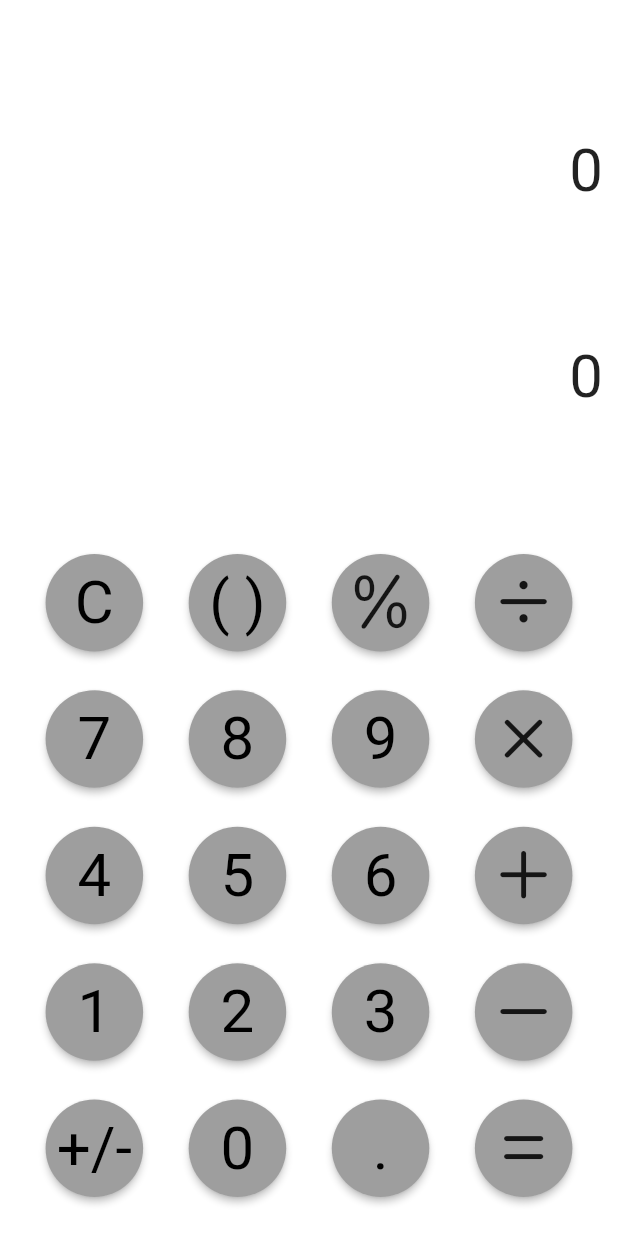
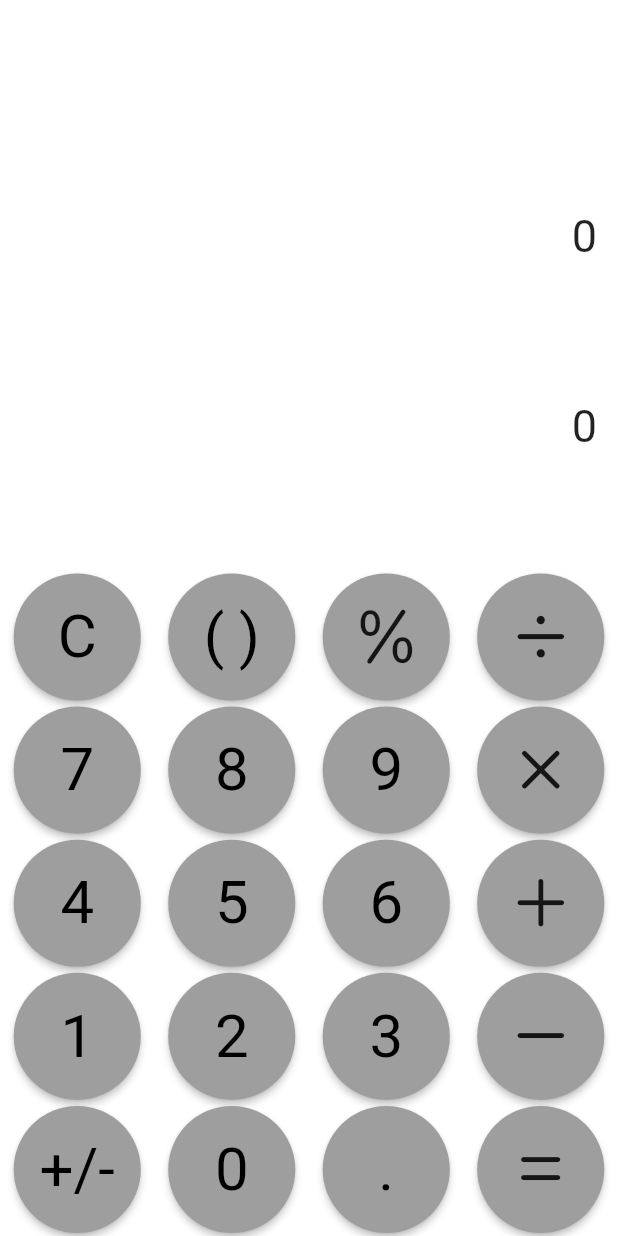
Before and after one commit to myring100/simple_calculator, a Flutter app: the screen it shows after launch, on a phone screen of 412 x 824 dp. Run offline on Flutter 3.47's test engine with Material 2 defaults, Android fonts, the phone set to English and light mode, and no system bars; our stand-ins replace toast.

Commit message:
드디어 계산기 기능을 만들었다.
이제 계산 기능! initCalculatr(String input) 을 global.input 과 연결후 setState로 결과값을 UI 에 표현하면 된다!!!!!!

```diff
--- a/lib/calculator_page.dart
+++ b/lib/calculator_page.dart
@@ -22,18 +22,20 @@ class _CalculatorPage extends State<CalculatorPage> {
 
   @override
   Widget build(BuildContext context) {
+    double width = MediaQuery.of(context).size.width;
+    double height = MediaQuery.of(context).size.height;
+
+    print('width = $width Height = $height');
     return Scaffold(
       backgroundColor: Colors.white,
       body: Column(
         mainAxisAlignment: MainAxisAlignment.center,
         crossAxisAlignment: CrossAxisAlignment.stretch,
         children: [
-          Expanded(flex: 2, child: InputPage()),
-          Expanded(flex: 2, child: ResultPage()),
-          Expanded(flex: 1, child: MenuWidget()),
-          Expanded(
-            flex: 7,
-            child: Keyboard(
+          Flexible(flex: 3, child: InputPage()),
+          Flexible(flex: 2, child: ResultPage()),
+          Flexible(flex: 1, child: MenuWidget()),
+          Flexible(flex: 7, child: Keyboard(
               buttonPressed: () => setState(() {
                 try{
                   complete();
--- a/lib/constants.dart
+++ b/lib/constants.dart
@@ -3,17 +3,19 @@ import 'package:flutter/material.dart';
 const kKeyButtonTextStyle = TextStyle(
   fontSize: 40.0,
   color: Colors.black,
+
 );
+
+const kKeyboardBTN_padding  = EdgeInsets.symmetric(vertical: 2,horizontal: 2);
 
 const kKeyButtonPadding = EdgeInsets.all(10.0);
 const kKeyButtonFillColor = Colors.grey;
 const kKeyButtonShape = CircleBorder();
 const kKeyButtonConstraint = BoxConstraints(
-  minWidth: 65.0,
-  minHeight: 65.0,
-  maxHeight: 100.0,
-  maxWidth: 100.0,
+  minWidth: 36.0,
+  minHeight: 36.0,
 );
-const kResultTextStyle = TextStyle(fontSize: 40.0,);
-const kInputTextStyle = TextStyle(fontSize: 40.0,);
-const kInputResultTextPadding = EdgeInsets.fromLTRB(10.0, 0, 10.0, 0);
+
+const kInputTextStyle = TextStyle(fontSize: 30.0,height: 1.4,letterSpacing: 1,);
+const kResultTextStyle = TextStyle(fontSize: 40.0,height: 1.4,letterSpacing: 1);
+const kInputResultTextPadding = EdgeInsets.all(13);
--- a/lib/inputPage.dart
+++ b/lib/inputPage.dart
@@ -18,10 +18,16 @@ class _InputPageState extends State<InputPage> {
       alignment: Alignment.bottomRight,
       child: Padding(
         padding: kInputResultTextPadding,
-        child: Text(
-          globals.input,
-          style: kInputTextStyle,
-          textAlign: TextAlign.end,
+        child: SingleChildScrollView(
+          scrollDirection: Axis.vertical,
+          reverse: true,
+          child: Text(
+            globals.input,
+
+            overflow: TextOverflow.clip,
+            style: kInputTextStyle,
+            textAlign: TextAlign.end,
+          ),
         ),
       ),
     );
--- a/lib/keyboard.dart
+++ b/lib/keyboard.dart
@@ -3,6 +3,7 @@ import 'package:flutter/material.dart';
 import 'package:simple_calculator/constants.dart';
 import 'my-globals.dart' as globals;
 import 'package:toast/toast.dart';
+
 
 class Keyboard extends StatelessWidget {
   const Keyboard({Key? key, required this.buttonPressed}) : super(key: key);
@@ -17,10 +18,12 @@ class Keyboard extends StatelessWidget {
     ToastContext().init(context);
 
     return Column(
-      mainAxisAlignment: MainAxisAlignment.spaceEvenly,
+      mainAxisAlignment: MainAxisAlignment.spaceAround,
       crossAxisAlignment: CrossAxisAlignment.stretch,
       children: [
-        Row(
+        Expanded(
+          flex: 1,
+          child: Row(
             mainAxisAlignment: MainAxisAlignment.spaceEvenly,
             children: [
               numButton('C'),
@@ -29,7 +32,10 @@ class Keyboard extends StatelessWidget {
               iconButton(CupertinoIcons.divide, '/'),
             ],
           ),
-        Row(
+        ),
+        Expanded(
+          flex: 1,
+          child: Row(
             mainAxisAlignment: MainAxisAlignment.spaceEvenly,
             children: [
               numButton(7.toString()),
@@ -38,7 +44,10 @@ class Keyboard extends StatelessWidget {
               iconButton(CupertinoIcons.multiply, '*'),
             ],
           ),
-        Row(
+        ),
+        Expanded(
+          flex: 1,
+          child: Row(
             mainAxisAlignment: MainAxisAlignment.spaceEvenly,
             children: [
               numButton(4.toString()),
@@ -47,7 +56,10 @@ class Keyboard extends StatelessWidget {
               iconButton(CupertinoIcons.plus, '+'),
             ],
           ),
-        Row(
+        ),
+        Expanded(
+          flex: 1,
+          child: Row(
             mainAxisAlignment: MainAxisAlignment.spaceEvenly,
             children: [
               numButton(1.toString()),
@@ -56,7 +68,10 @@ class Keyboard extends StatelessWidget {
               iconButton(CupertinoIcons.minus, '-'),
             ],
           ),
-        Row(
+        ),
+        Expanded(
+          flex: 1,
+          child: Row(
             mainAxisAlignment: MainAxisAlignment.spaceEvenly,
             children: [
               numButton('+/-'.toString()),
@@ -65,13 +80,18 @@ class Keyboard extends StatelessWidget {
               iconButton(CupertinoIcons.equal, '='),
             ],
           ),
+        ),
       ],
     );
   }
 
 
-  RawMaterialButton iconButton(IconData icon, String str) {
-    return RawMaterialButton(
+  Expanded iconButton(IconData icon, String str) {
+    return Expanded(
+      flex: 1,
+      child: Padding(
+        padding: kKeyboardBTN_padding,
+        child: RawMaterialButton(
           onPressed: () {
             operatorCheck(str);
             buttonPressed();
@@ -80,15 +100,23 @@ class Keyboard extends StatelessWidget {
           fillColor: kKeyButtonFillColor,
           shape: kKeyButtonShape,
           constraints: kKeyButtonConstraint,
+          child: Center(
             child: Icon(
               icon,
               size: 45.0,
             ),
+          ),
+        ),
+      ),
     );
   }
 
-  RawMaterialButton numButton(String input) {
-    return RawMaterialButton(
+  Expanded numButton(String input) {
+    return Expanded(
+      flex: 1,
+      child: Padding(
+        padding: kKeyboardBTN_padding,
+        child: RawMaterialButton(
           onPressed: () {
               switch (input) {
                 case 'C':
@@ -119,10 +147,16 @@ class Keyboard extends StatelessWidget {
           fillColor: kKeyButtonFillColor,
           shape: kKeyButtonShape,
           constraints: kKeyButtonConstraint,
+          child: Center(
+
               child: Text(
                 input,
                 style: kKeyButtonTextStyle,
-        ));
+              ),
+            ),
+        ),
+      ),
+    );
   }
 
   void clear() {
--- a/lib/main.dart
+++ b/lib/main.dart
@@ -13,7 +13,7 @@ class MyApp extends StatelessWidget {
     return MaterialApp(
       title: 'Flutter Demo',
       theme: Theme.of(context).copyWith(
-          colorScheme: const ColorScheme.highContrastDark(),
+        colorScheme: const ColorScheme.highContrastDark(),
       ),
       home: const CalculatorPage(),
     );
--- a/lib/resultPage.dart
+++ b/lib/resultPage.dart
@@ -16,10 +16,15 @@ class _ResultPageState extends State<ResultPage> {
       alignment: Alignment.bottomRight,
       child: Padding(
         padding: kInputResultTextPadding,
-        child: Text(
-          globals.resultString,
-          style: kInputTextStyle,
-          textAlign: TextAlign.end,
+        child: SingleChildScrollView(
+          scrollDirection: Axis.vertical,
+          reverse: true,
+          child: Text(
+            globals.resultString,
+            overflow: TextOverflow.clip,
+            style: kInputTextStyle,
+            textAlign: TextAlign.end,
+          ),
         ),
       ),
     );
```
Lines whose indentation alone changed are shown as unchanged.
